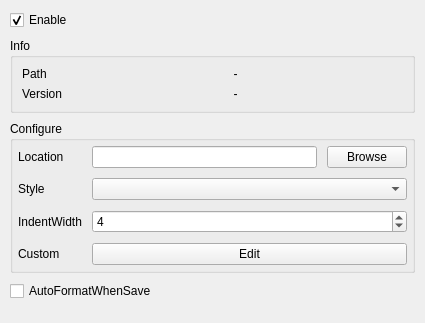
Qt form src/settings/clangformatsetdialog.ui (Wing-summer/WingHexExplorer2) before a commit.
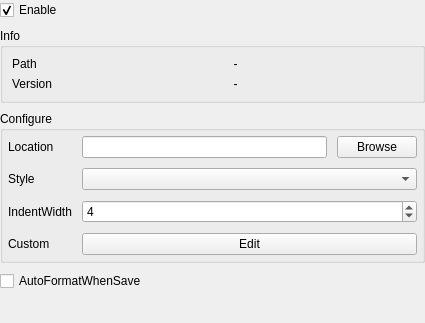
The same form after that commit.

What changed in the file:
```diff
--- a/src/settings/clangformatsetdialog.ui
+++ b/src/settings/clangformatsetdialog.ui
@@ -18,16 +18,16 @@
     <number>8</number>
    </property>
    <property name="leftMargin">
-    <number>10</number>
+    <number>0</number>
    </property>
    <property name="topMargin">
-    <number>10</number>
+    <number>0</number>
    </property>
    <property name="rightMargin">
-    <number>10</number>
+    <number>0</number>
    </property>
    <property name="bottomMargin">
-    <number>10</number>
+    <number>0</number>
    </property>
    <item>
     <widget class="QCheckBox" name="cbEnabled">
```
Left out of the diff: 6 changed lines with no effect on the pictures.
